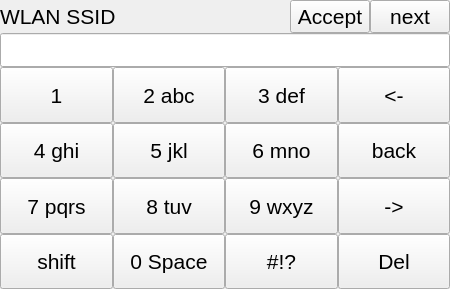
Old version of the form TallyOnRaspberry/settingswidget.ui in the repository Deltachi/Tally_Teamproject.
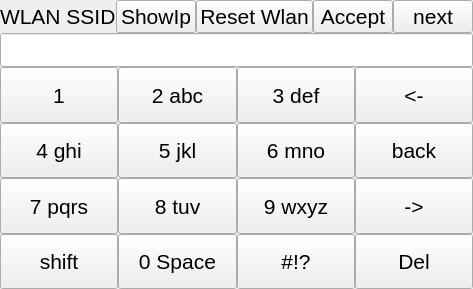
New version of the form.

The edit to the form file:
```diff
--- a/TallyOnRaspberry/settingswidget.ui
+++ b/TallyOnRaspberry/settingswidget.ui
@@ -21,7 +21,7 @@
     <number>0</number>
    </property>
    <item>
-    <layout class="QHBoxLayout" name="horizontalLayout" stretch="3,0,0">
+    <layout class="QHBoxLayout" name="horizontalLayout" stretch="3,0,0,0,0">
      <property name="spacing">
       <number>0</number>
      </property>
@@ -43,6 +43,42 @@
        </property>
       </widget>
      </item>
+     <item>
+      <widget class="QPushButton" name="pushButton_10">
+       <property name="sizePolicy">
+        <sizepolicy hsizetype="Minimum" vsizetype="Minimum">
+         <horstretch>0</horstretch>
+         <verstretch>0</verstretch>
+        </sizepolicy>
+       </property>
+       <property name="font">
+        <font>
+         <pointsize>16</pointsize>
+        </font>
+       </property>
+       <property name="text">
+        <string>ShowIp</string>
+       </property>
+      </widget>
+     </item>
+     <item>
+      <widget class="QPushButton" name="pushButton">
+       <property name="sizePolicy">
+        <sizepolicy hsizetype="Minimum" vsizetype="Minimum">
+         <horstretch>0</horstretch>
+         <verstretch>0</verstretch>
+        </sizepolicy>
+       </property>
+       <property name="font">
+        <font>
+         <pointsize>16</pointsize>
+        </font>
+       </property>
+       <property name="text">
+        <string>Reset Wlan</string>
+       </property>
+      </widget>
+     </item>
      <item>
       <widget class="QPushButton" name="pushButton_accept">
        <property name="sizePolicy">
@@ -100,7 +136,7 @@
     </widget>
    </item>
    <item>
-    <layout class="QGridLayout" name="gridLayout" rowstretch="1,1,1,1,0" columnstretch="1,1,1,1">
+    <layout class="QGridLayout" name="gridLayout" rowstretch="1,1,1,1" columnstretch="1,1,1,1">
      <property name="spacing">
       <number>0</number>
      </property>
```
